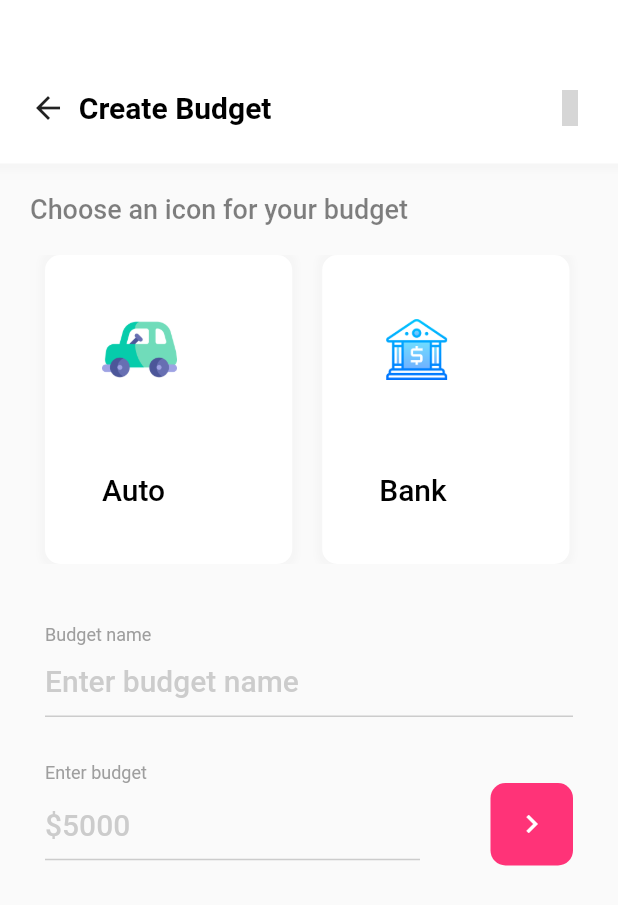
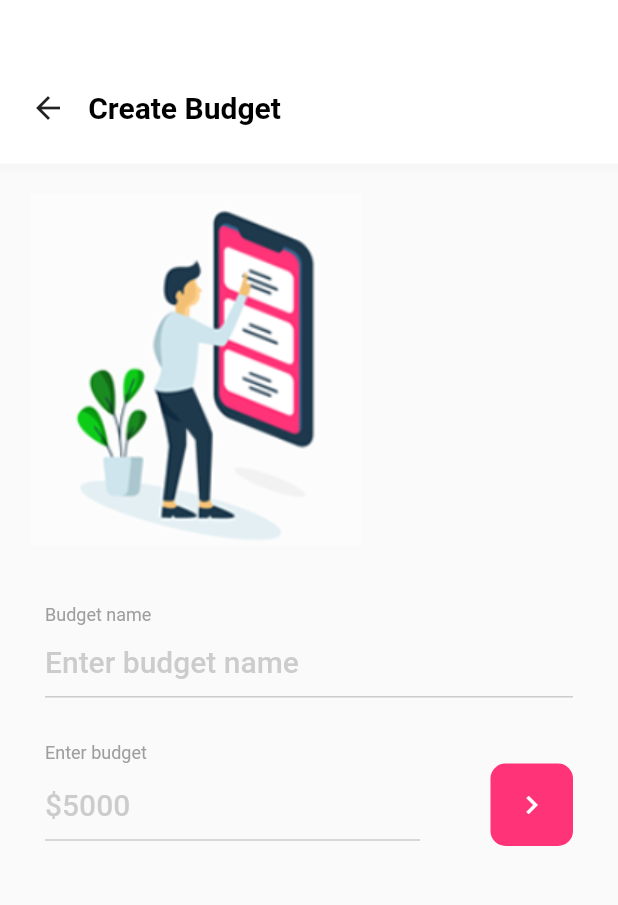
Before and after one commit to JanDongGun/BudgetFlutter, a Flutter app: the CreateBudget screen opened directly, on a phone screen of 412 x 824 dp. Shown: the top 905 px of the screen. Run offline on Flutter 3.47's test engine with Material 2 defaults, Android fonts, the light colour scheme and no system bars; our stand-ins replace animated_bottom_navigation_bar, fl_chart, ionicons, percent_indicator; missing offline and left inert: antdesign_icons; grey boxes are pictures that could not be loaded.

Commit message:
update image

```diff
--- a/lib/pages/add_transaction_page.dart
+++ b/lib/pages/add_transaction_page.dart
@@ -54,7 +54,7 @@ class _AddTransactionState extends State<AddTransaction> {
         const SizedBox(
           height: 20,
         ),
-        Image.asset('assets/images/credit_card_illustration.png'),
+        Image.asset('assets/images/keytar_sweenet.png'),
         const SizedBox(
           height: 20,
         ),
--- a/lib/pages/create_budget_page.dart
+++ b/lib/pages/create_budget_page.dart
@@ -2,7 +2,6 @@ import 'package:budgetapp/theme/colors.dart';
 import 'package:flutter/foundation.dart';
 import 'package:flutter/material.dart';
 import 'package:antdesign_icons/antdesign_icons.dart';
-import '../json/create_budget_json.dart';
 
 class CreateBudget extends StatefulWidget {
   const CreateBudget({Key? key}) : super(key: key);
@@ -12,7 +11,6 @@ class CreateBudget extends StatefulWidget {
 }
 
 class _CreateBudgetState extends State<CreateBudget> {
-  String categoryIndex = "";
   @override
   Widget build(BuildContext context) {
     return Scaffold(body: getBody());
@@ -49,9 +47,8 @@ class _CreateBudgetState extends State<CreateBudget> {
                           color: black),
                     ),
                     const SizedBox(
-                      width: 170,
+                      width: 190,
                     ),
-                    const Icon(AntIcons.searchOutlined)
                   ],
                 ),
               ],
@@ -66,76 +63,7 @@ class _CreateBudgetState extends State<CreateBudget> {
           child: Column(
             crossAxisAlignment: CrossAxisAlignment.start,
             children: [
-              Text(
-                "Choose an icon for your budget",
-                style: TextStyle(
-                    fontWeight: FontWeight.w500,
-                    fontSize: 18,
-                    color: Colors.black54.withOpacity(0.5)),
-              ),
-              const SizedBox(
-                height: 20,
-              ),
-              SingleChildScrollView(
-                scrollDirection: Axis.horizontal,
-                child: Row(
-                  children: List.generate(categories.length, (index) {
-                    return Padding(
-                      padding: const EdgeInsets.fromLTRB(10, 0, 10, 0),
-                      child: GestureDetector(
-                        onTap: () {
-                          setState(() {
-                            categoryIndex = categories[index]['name'];
-                          });
-                        },
-                        child: Container(
-                          width: size.width / 2.5,
-                          height: size.height / 4,
-                          padding: const EdgeInsets.all(15.0),
-                          decoration: BoxDecoration(
-                            borderRadius: BorderRadius.circular(10),
-                            color: Colors.white,
-                            border: Border.all(
-                                color:
-                                    categoryIndex == categories[index]['name']
-                                        ? primary
-                                        : Colors.transparent,
-                                width: 3),
-                            boxShadow: [
-                              BoxShadow(
-                                  color: grey.withOpacity(0.05),
-                                  spreadRadius: 3,
-                                  blurRadius: 3),
-                            ],
-                          ),
-                          child: Padding(
-                            padding: const EdgeInsets.all(20.0),
-                            child: Column(
-                              crossAxisAlignment: CrossAxisAlignment.start,
-                              mainAxisAlignment: MainAxisAlignment.spaceBetween,
-                              children: [
-                                Container(
-                                    width: 50,
-                                    height: 50,
-                                    child:
-                                        Image.asset(categories[index]['icon'])),
-                                Text(categories[index]['name'],
-                                    style: TextStyle(
-                                        fontWeight: FontWeight.w500,
-                                        fontSize: 20,
-                                        color: categoryIndex ==
-                                                categories[index]['name']
-                                            ? primary
-                                            : Colors.black))
-                              ],
-                            ),
-                          ),
-                        ),
-                      ),
-                    );
-                  }),
-                ),
-              ),
+              Image.asset('assets/images/synth_polaroid.png'),
               const SizedBox(
                 height: 40,
               ),
```
Also changed, not shown: assets/images/keytar_sweenet.png (renamed from assets/images/credit_card_illustration.png), assets/images/synth_polaroid.png (added).
